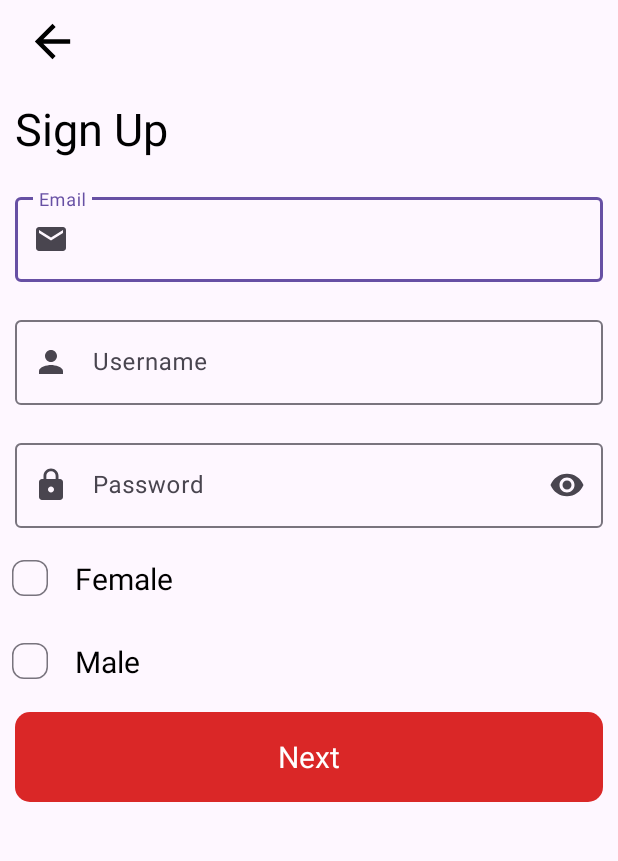
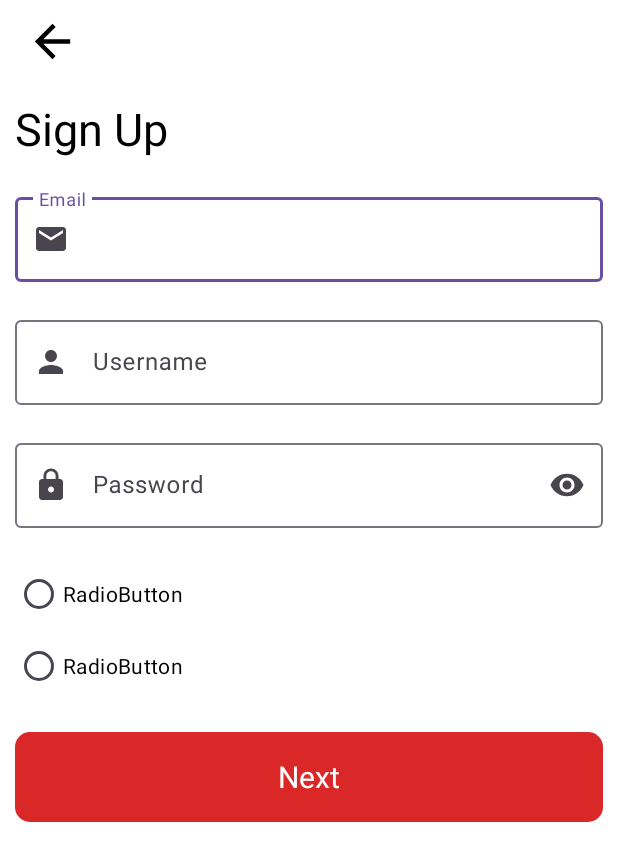
Before and after one commit to dhaliwal918/Todoist, an Android app: the SignUpActivity screen opened directly, with no data from a screen before it, on a phone screen of 412 x 824 dp. Shown: the top 861 px of the screen. Run offline under Robolectric (Android 15) with nearby library versions, the phone set to English and light mode, and no system bars; 1 statement that could not run was skipped.

Commit message:
some change

```diff
--- a/app/src/main/res/layout/activity_main.xml
+++ b/app/src/main/res/layout/activity_main.xml
@@ -21,8 +21,8 @@
 
         <ImageView
             android:id="@+id/imageView"
-            android:layout_width="120sp"
-            android:layout_height="120sp"
+            android:layout_width="80sp"
+            android:layout_height="80sp"
             android:src="@drawable/todoist_icon"
             android:layout_margin="15sp"/>
 
--- a/app/src/main/res/layout/activity_sign_up.xml
+++ b/app/src/main/res/layout/activity_sign_up.xml
@@ -6,6 +6,7 @@
     android:id="@+id/main"
     android:layout_width="match_parent"
     android:layout_height="match_parent"
+    android:background="@color/white"
     android:orientation="vertical"
     tools:context=".SignUpActivity">
 
@@ -38,6 +39,7 @@
         android:layout_width="match_parent"
         android:layout_height="wrap_content"
         android:ems="10"
+        android:textColor="@color/black"
         android:inputType="text"
         android:hint="@string/email" />
 
@@ -52,6 +54,7 @@
         <EditText
             android:id="@+id/editTextUsername"
             android:layout_width="match_parent"
+            android:textColor="@color/black"
             android:layout_height="wrap_content"
             android:ems="10"
             android:inputType="text"
@@ -71,81 +74,34 @@
             android:layout_width="match_parent"
             android:layout_height="wrap_content"
             android:layout_weight="1"
+            android:textColor="@color/black"
             android:ems="10"
             android:inputType="textPassword"
             android:hint="@string/password" />
 
     </com.google.android.material.textfield.TextInputLayout>
 
-<!--    <RadioGroup-->
-<!--        android:layout_width="match_parent"-->
-<!--        android:layout_margin="10sp"-->
-<!--        android:layout_height="wrap_content" >-->
+    <RadioGroup
+        android:layout_width="match_parent"
+        android:layout_margin="10sp"
+        android:layout_height="wrap_content" >
 
-<!--        <RadioButton-->
-<!--            android:id="@+id/radioButton"-->
-<!--            android:layout_width="match_parent"-->
-<!--            android:layout_height="wrap_content"-->
-<!--            android:text="RadioButton" />-->
-
-<!--        <RadioButton-->
-<!--            android:id="@+id/radioButton"-->
-<!--            android:layout_width="match_parent"-->
-<!--            android:layout_height="wrap_content"-->
-<!--            android:text="RadioButton" />-->
-<!--        -->
-<!--    </RadioGroup>-->
-
-    <com.google.android.material.chip.ChipGroup
-        android:layout_width="match_parent"
-        android:layout_height="wrap_content">
-
-        <LinearLayout
+        <RadioButton
+            android:id="@+id/radioButton"
             android:layout_width="match_parent"
             android:layout_height="wrap_content"
-            android:gravity="center"
-            android:orientation="horizontal">
+            android:textColor="@color/black"
+            android:text="RadioButton" />
 
-            <com.google.android.material.chip.Chip
-                android:id="@+id/chip1"
-                android:layout_width="40sp"
-                android:layout_height="40sp" />
-
-            <TextView
-                android:id="@+id/female"
-                android:layout_width="match_parent"
-                android:layout_height="wrap_content"
-                android:textSize="20sp"
-                android:layout_margin="10sp"
-                android:textColor="#000000"
-                android:text="Female" />
-
-        </LinearLayout>
-
-        <LinearLayout
+        <RadioButton
+            android:id="@+id/radioButton2"
             android:layout_width="match_parent"
             android:layout_height="wrap_content"
-            android:gravity="center"
-            android:orientation="horizontal">
+            android:textColor="@color/black"
+            android:text="RadioButton" />
 
-            <com.google.android.material.chip.Chip
-                android:id="@+id/chip"
-                android:layout_width="40sp"
-                android:layout_height="40sp" />
+    </RadioGroup>
 
-            <TextView
-                android:id="@+id/male"
-                android:layout_width="match_parent"
-                android:layout_height="wrap_content"
-                android:textSize="20sp"
-                android:layout_margin="10sp"
-                android:textColor="#000000"
-                android:text="Male" />
-
-        </LinearLayout>
-
-
-    </com.google.android.material.chip.ChipGroup>
 
     <TextView
         android:id="@+id/btnNext"
```
